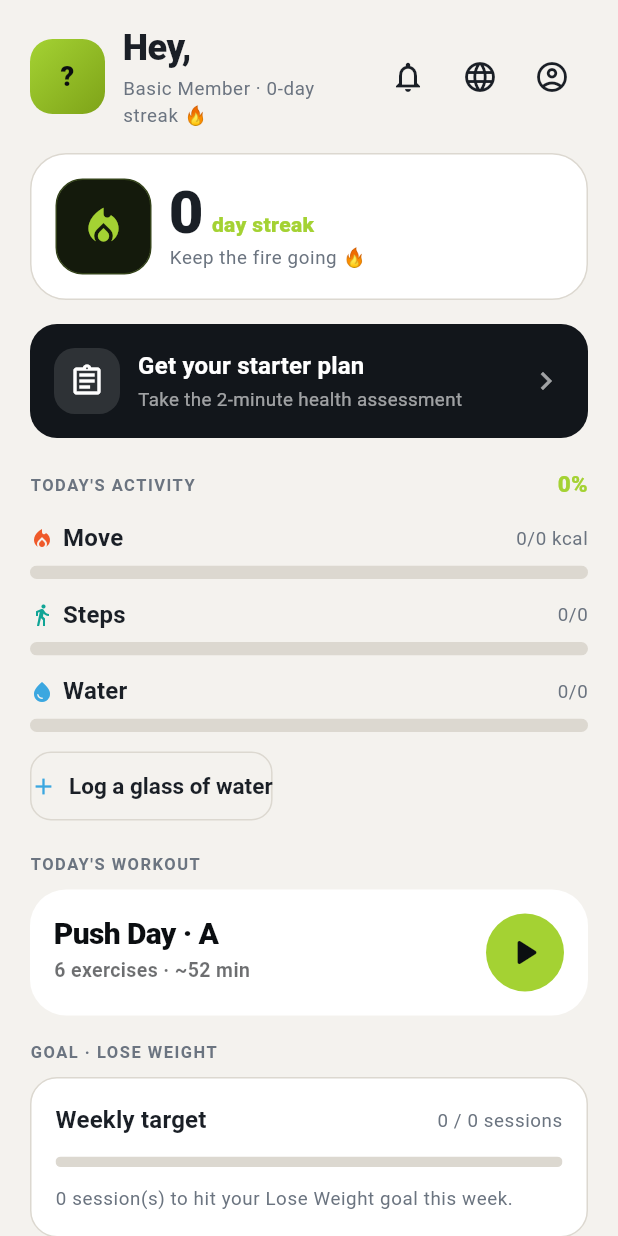
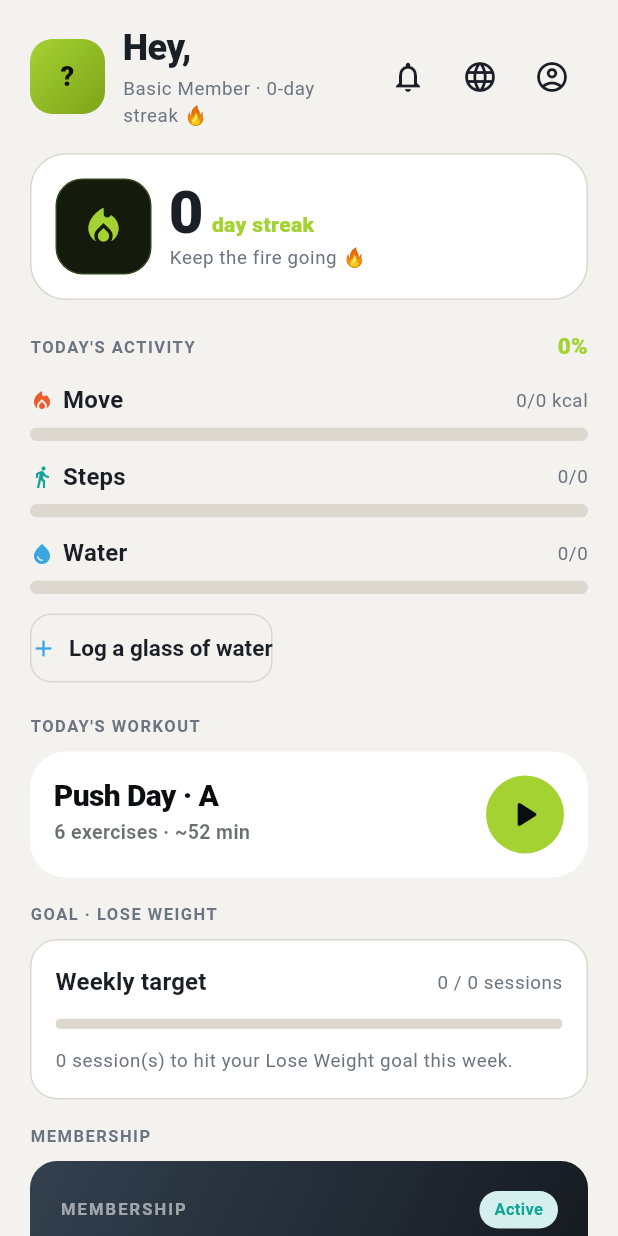
Before and after one commit to mscit-admin/ARETE_Enhance, a Flutter app: the _ProfileBody widget shown alone on an empty page, opened directly with empty values, on a phone screen of 412 x 824 dp. Run offline on Flutter 3.47's test engine with Material 3 defaults, Android fonts, the phone set to English and light mode, and no system bars; our stand-ins replace flutter_local_notifications, permission_handler, qr_flutter, shared_preferences; missing offline and left inert: mobile_scanner; accounts and stored records are empty; generated files the repository leaves out were written again; network calls fail.

Commit message:
Nav: move the Assessment to the coach side too
Relocates the health-assessment entry from the member Home card to a
trainer bottom-nav tab, alongside Progress.

- Trainer tabs: Clients · Plans · Messages · Progress · Assessment
  (balanced 2-2 layout around the centre button)
- New AssessmentEntryScreen wraps the entry so its push-based flow /
  starter-plan navigation keeps working as a tab
- Removes the assessment card (and now-unused imports) from member Home
- Adds a trainer Assessment tour step, a navAssessment tour key, and
  en/ar/fr nav + help strings

Co-Authored-By: Claude Opus 4.8 <noreply@anthropic.com>
Claude-Session: https://claude.ai/code/session_012iMx9uibAPP8zxYBxKxYyq

```diff
--- a/lib/features/help/tour_keys.dart
+++ b/lib/features/help/tour_keys.dart
@@ -16,6 +16,7 @@ class TourKeys {
   static final navClients = GlobalKey(debugLabel: 'tour_navClients');
   static final navPlans = GlobalKey(debugLabel: 'tour_navPlans');
   static final navMessages = GlobalKey(debugLabel: 'tour_navMessages');
+  static final navAssessment = GlobalKey(debugLabel: 'tour_navAssessment');
 
   // Home-screen internals.
   static final homeAccount = GlobalKey(debugLabel: 'tour_homeAccount');
--- a/lib/features/profile/member_profile_screen.dart
+++ b/lib/features/profile/member_profile_screen.dart
@@ -11,13 +11,10 @@ import '../../l10n/app_localizations.dart';
 import '../../shared/widgets/gradient_avatar.dart';
 import '../../shared/widgets/language_menu_button.dart';
 import '../../shared/widgets/section_label.dart';
-import '../../state/assessment_controller.dart';
 import '../../state/auth_controller.dart';
 import '../../state/hydration_controller.dart';
 import '../../state/profile_controller.dart';
 import '../../state/session_controller.dart';
-import '../assessment/assessment_flow_screen.dart';
-import '../assessment/starter_plan_detail_screen.dart';
 import '../help/tour_keys.dart';
 import '../notifications/notification_bell.dart';
 import '../shell/root_scaffold_key.dart';
@@ -126,10 +123,6 @@ class _ProfileBody extends StatelessWidget {
             key: TourKeys.homeStreak,
             child: _StreakBanner(member: member),
           ),
-          const SizedBox(height: AppSpacing.lg),
-
-          // ---- Assessment / plan entry ----
-          const _AssessmentEntry(),
           const SizedBox(height: AppSpacing.xl),
 
           // ---- Today's activity (Carbon: three horizontal bars) ----
@@ -411,85 +404,6 @@ class _ActivityBar extends StatelessWidget {
   }
 }
 
-/// Entry point to the Health Assessment. Shows the selected plan once chosen.
-class _AssessmentEntry extends StatelessWidget {
-  const _AssessmentEntry();
-
-  @override
-  Widget build(BuildContext context) {
-    final assessment = context.watch<AssessmentController>();
-    final plan = assessment.selectedPlan;
-    final p = context.palette;
-    final l = AppLocalizations.of(context);
-
-    return Material(
-      color: plan == null ? AppColors.ink : p.surface,
-      borderRadius: BorderRadius.circular(AppSpacing.radiusLg),
-      child: InkWell(
-        borderRadius: BorderRadius.circular(AppSpacing.radiusLg),
-        onTap: () => Navigator.of(context).push(
-          MaterialPageRoute(
-            builder: (_) => plan == null
-                ? const AssessmentFlowScreen()
-                : StarterPlanDetailScreen(plan: plan),
-          ),
-        ),
-        child: Container(
-          padding: const EdgeInsets.all(AppSpacing.lg),
-          decoration: BoxDecoration(
-            borderRadius: BorderRadius.circular(AppSpacing.radiusLg),
-            border: plan == null ? null : Border.all(color: p.line),
-          ),
-          child: Row(
-            children: [
-              Container(
-                width: 44,
-                height: 44,
-                decoration: BoxDecoration(
-                  color: plan == null
-                      ? Colors.white.withValues(alpha: 0.12)
-                      : p.emberSoft,
-                  borderRadius: BorderRadius.circular(AppSpacing.radiusMd),
-                ),
-                child: Icon(
-                  plan == null ? Icons.assignment_outlined : Icons.check_circle,
-                  color: plan == null ? Colors.white : AppColors.ember,
-                ),
-              ),
-              const SizedBox(width: AppSpacing.md),
-              Expanded(
-                child: Column(
-                  crossAxisAlignment: CrossAxisAlignment.start,
-                  children: [
-                    Text(
-                      plan == null ? l.assessGetStarter : l.assessYourPlan,
-                      style: context.textStyles.titleMedium?.copyWith(
-                          color: plan == null ? Colors.white : p.text),
-                    ),
-                    Text(
-                      plan == null ? l.assessTake2min : plan.name,
-                      style: TextStyle(
-                        fontSize: 12.5,
-                        color: plan == null
-                            ? Colors.white.withValues(alpha: 0.6)
-                            : p.muted,
-                      ),
-                    ),
-                  ],
-                ),
-              ),
-              Icon(Icons.chevron_right,
-                  color: plan == null
-                      ? Colors.white.withValues(alpha: 0.6)
-                      : p.muted),
-            ],
-          ),
-        ),
-      ),
-    );
-  }
-}
-
 /// In-app hydration reminder. Appears when a reminder slot is due; confirming
 /// logs a glass of water (which fills the water ring).
 class _HydrationPrompt extends StatelessWidget {
--- a/lib/l10n/app_ar.arb
+++ b/lib/l10n/app_ar.arb
@@ -11,6 +11,7 @@
   "navClients": "المتدربون",
   "navPlans": "الخطط",
   "navMessages": "الرسائل",
+  "navAssessment": "التقييم",
 
   "actionDone": "تم",
   "actionRetry": "إعادة المحاولة",
@@ -377,6 +378,8 @@
   "helpProgressBody": "تابع منحنى وزنك وحجم تدريبك وقياسات جسمك عبر الزمن.",
   "helpNutritionTitle": "الأكل والشرب",
   "helpNutritionBody": "تابع خطة الوجبات التي يُسنِدها مدرّبك، وحدّد الوجبات عند تناولها، وسجّل وجبات إضافية، وتتبّع شرب الماء.",
+  "helpAssessmentTitle": "التقييم",
+  "helpAssessmentBody": "أجرِ التقييم الصحي السريع لإنشاء خطة مبدئية، وارجع إلى الخطة الناتجة في أي وقت.",
   "helpCoachTitle": "المدرب",
   "helpCoachBody": "تحدّث مع مدربك، واستقبل الخطط التي يُسندها إليك، وابقَ على تواصل.",
   "helpProfileTitle": "حسابك",
--- a/lib/l10n/app_en.arb
+++ b/lib/l10n/app_en.arb
@@ -12,6 +12,7 @@
   "navClients": "Clients",
   "navPlans": "Plans",
   "navMessages": "Messages",
+  "navAssessment": "Assess",
 
   "actionDone": "Done",
   "actionRetry": "Retry",
@@ -428,6 +429,8 @@
   "helpProgressBody": "Follow your weight trend, training volume and body measurements over time.",
   "helpNutritionTitle": "Food & Drink",
   "helpNutritionBody": "Follow the meal plan your coach assigns, tick meals off as you eat them, log extra meals, and track your water.",
+  "helpAssessmentTitle": "Assessment",
+  "helpAssessmentBody": "Run the quick health assessment to generate a starter plan, and revisit the resulting plan any time.",
   "helpCoachTitle": "Coach",
   "helpCoachBody": "Chat with your coach, receive the plans they assign you, and stay connected.",
   "helpProfileTitle": "Your account",
--- a/lib/l10n/app_fr.arb
+++ b/lib/l10n/app_fr.arb
@@ -11,6 +11,7 @@
   "navClients": "Clients",
   "navPlans": "Plans",
   "navMessages": "Messages",
+  "navAssessment": "Éval",
 
   "actionDone": "Terminé",
   "actionRetry": "Réessayer",
@@ -377,6 +378,8 @@
   "helpProgressBody": "Suivez l'évolution de votre poids, votre volume d'entraînement et vos mensurations dans le temps.",
   "helpNutritionTitle": "Alimentation",
   "helpNutritionBody": "Suivez le plan de repas attribué par votre coach, cochez les repas consommés, enregistrez des repas supplémentaires et suivez votre hydratation.",
+  "helpAssessmentTitle": "Évaluation",
+  "helpAssessmentBody": "Réalisez l'évaluation santé rapide pour générer un plan de départ, et consultez le plan obtenu à tout moment.",
   "helpCoachTitle": "Coach",
   "helpCoachBody": "Discutez avec votre coach, recevez les plans qu'il vous attribue et restez connecté.",
   "helpProfileTitle": "Votre compte",
```
Also changed, not shown: lib/features/assessment/assessment_entry_screen.dart (added, +110 -0 lines), lib/features/shell/app_shell.dart (+18 -3 lines).
